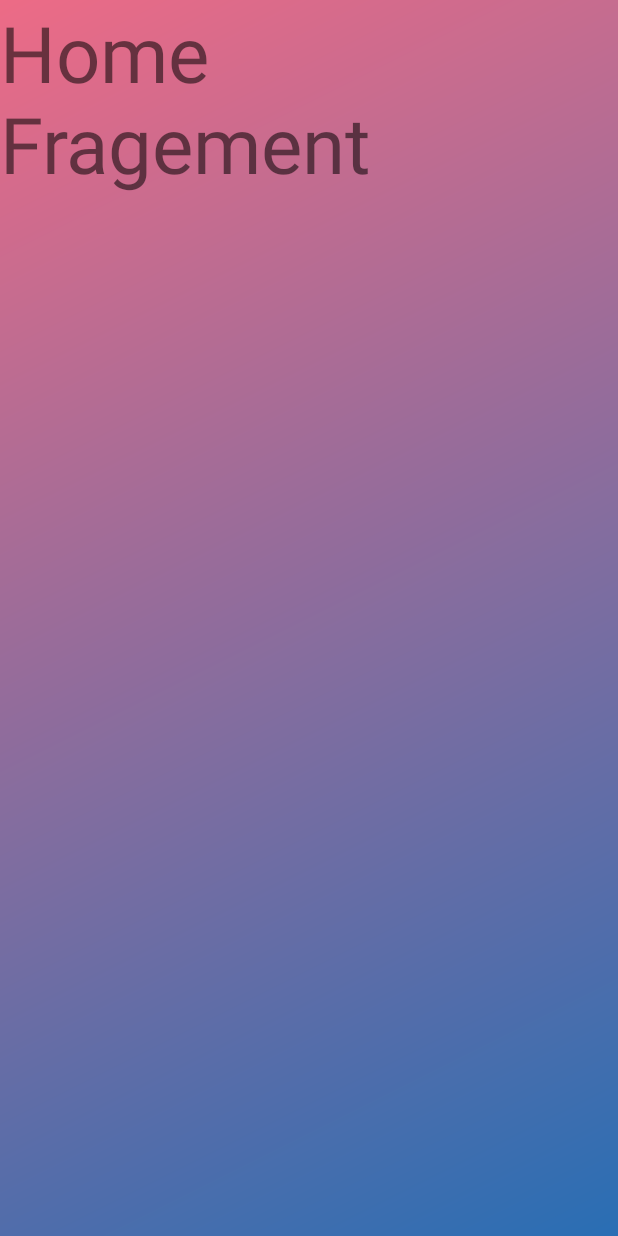
After one commit to WenDEVLIFE/Pet-Adoption-App, an Android app: the fragment NotificationFragment shown on its own in the app's theme, on a phone screen of 412 x 824 dp. The commit adds this screen. Run offline under Robolectric (Android 15) with nearby library versions, the phone set to English and light mode, and no system bars; our stand-ins replace sdp/ssp sizes.

Commit message:
Added  home fragment_home.xml 💻

```diff
--- /dev/null
+++ b/app/src/main/java/com/example/pet_adoption_app/NotificationFragment.java
@@ -0,0 +1,64 @@
+package com.example.pet_adoption_app;
+
+import android.os.Bundle;
+
+import androidx.fragment.app.Fragment;
+
+import android.view.LayoutInflater;
+import android.view.View;
+import android.view.ViewGroup;
+
+/**
+ * A simple {@link Fragment} subclass.
+ * Use the {@link NotificationFragment#newInstance} factory method to
+ * create an instance of this fragment.
+ */
+public class NotificationFragment extends Fragment {
+
+    // TODO: Rename parameter arguments, choose names that match
+    // the fragment initialization parameters, e.g. ARG_ITEM_NUMBER
+    private static final String ARG_PARAM1 = "param1";
+    private static final String ARG_PARAM2 = "param2";
+
+    // TODO: Rename and change types of parameters
+    private String mParam1;
+    private String mParam2;
+
+    public NotificationFragment() {
+        // Required empty public constructor
+    }
+
+    /**
+     * Use this factory method to create a new instance of
+     * this fragment using the provided parameters.
+     *
+     * @param param1 Parameter 1.
+     * @param param2 Parameter 2.
+     * @return A new instance of fragment NotificationFragment.
+     */
+    // TODO: Rename and change types and number of parameters
+    public static NotificationFragment newInstance(String param1, String param2) {
+        NotificationFragment fragment = new NotificationFragment();
+        Bundle args = new Bundle();
+        args.putString(ARG_PARAM1, param1);
+        args.putString(ARG_PARAM2, param2);
+        fragment.setArguments(args);
+        return fragment;
+    }
+
+    @Override
+    public void onCreate(Bundle savedInstanceState) {
+        super.onCreate(savedInstanceState);
+        if (getArguments() != null) {
+            mParam1 = getArguments().getString(ARG_PARAM1);
+            mParam2 = getArguments().getString(ARG_PARAM2);
+        }
+    }
+
+    @Override
+    public View onCreateView(LayoutInflater inflater, ViewGroup container,
+                             Bundle savedInstanceState) {
+        // Inflate the layout for this fragment
+        return inflater.inflate(R.layout.fragment_notification, container, false);
+    }
+}
--- /dev/null
+++ b/app/src/main/res/layout/fragment_notification.xml
@@ -0,0 +1,17 @@
+<?xml version="1.0" encoding="utf-8"?>
+<FrameLayout xmlns:android="http://schemas.android.com/apk/res/android"
+        xmlns:tools="http://schemas.android.com/tools"
+        android:layout_width="match_parent"
+        android:layout_height="match_parent"
+        tools:context=".NotificationFragment"
+        android:background="@drawable/background_gradient"
+        >
+
+    <!-- TODO: Update blank fragment layout -->
+    <TextView
+            android:layout_width="261dp"
+            android:layout_height="180dp"
+            android:text="Home Fragement"
+            android:textSize="@dimen/_40sdp" />
+
+</FrameLayout>
--- a/app/src/main/res/values/strings.xml
+++ b/app/src/main/res/values/strings.xml
@@ -54,4 +54,6 @@
     <string name="home">Home</string>
     <string name="Home" />
     <string name="home1" />
+    <!-- TODO: Remove or change this placeholder text -->
+    <string name="hello_blank_fragment">Hello blank fragment</string>
 </resources>
```
Also changed, not shown: app/src/main/java/com/example/pet_adoption_app/HomeFragment.java (added, +64 -0 lines), app/src/main/res/layout/fragment_home.xml (added, +14 -0 lines).
